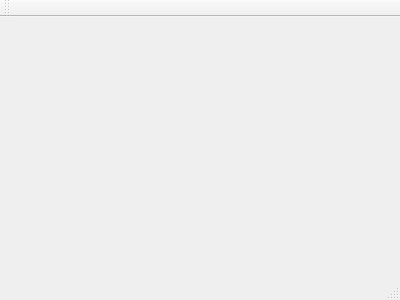
This is mainwindow.ui in scottellis/sample-qt as Qt 5 draws it before an edit. The edited form follows.
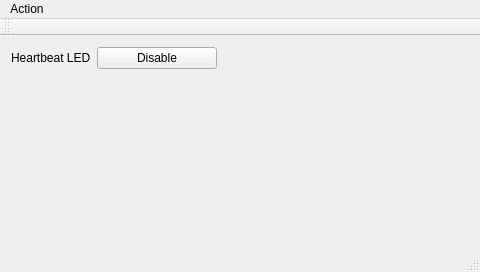
This is the edited form.

```diff
--- a/mainwindow.ui
+++ b/mainwindow.ui
@@ -1,24 +1,74 @@
 <ui version="4.0">
  <class>MainWindow</class>
- <widget class="QMainWindow" name="MainWindow" >
-  <property name="geometry" >
+ <widget class="QMainWindow" name="MainWindow">
+  <property name="geometry">
    <rect>
     <x>0</x>
     <y>0</y>
-    <width>400</width>
-    <height>300</height>
+    <width>480</width>
+    <height>272</height>
    </rect>
   </property>
   <property name="windowTitle" >
    <string>MainWindow</string>
   </property>
-  <widget class="QMenuBar" name="menuBar" />
-  <widget class="QToolBar" name="mainToolBar" />
-  <widget class="QWidget" name="centralWidget" />
-  <widget class="QStatusBar" name="statusBar" />
+  <widget class="QWidget" name="centralWidget">
+   <layout class="QFormLayout" name="formLayout">
+    <item row="0" column="0">
+     <widget class="QLabel" name="label">
+      <property name="text">
+       <string>Heartbeat LED</string>
+      </property>
+     </widget>
+    </item>
+    <item row="0" column="1">
+     <widget class="QPushButton" name="hbButton">
+      <property name="maximumSize">
+       <size>
+        <width>120</width>
+        <height>27</height>
+       </size>
+      </property>
+      <property name="text">
+       <string>Disable</string>
+      </property>
+     </widget>
+    </item>
+   </layout>
+  </widget>
+  <widget class="QMenuBar" name="menuBar">
+   <property name="geometry">
+    <rect>
+     <x>0</x>
+     <y>0</y>
+     <width>480</width>
+     <height>25</height>
+    </rect>
+   </property>
+   <widget class="QMenu" name="menuAction">
+    <property name="title">
+     <string>Action</string>
+    </property>
+    <addaction name="actionExit"/>
+   </widget>
+   <addaction name="menuAction"/>
+  </widget>
+  <widget class="QToolBar" name="mainToolBar">
+   <attribute name="toolBarArea">
+    <enum>TopToolBarArea</enum>
+   </attribute>
+   <attribute name="toolBarBreak">
+    <bool>false</bool>
+   </attribute>
+  </widget>
+  <widget class="QStatusBar" name="statusBar"/>
+  <action name="actionExit">
+   <property name="text">
+    <string>Exit</string>
+   </property>
+  </action>
  </widget>
- <layoutDefault spacing="6" margin="11" />
- <pixmapfunction></pixmapfunction>
+ <layoutdefault spacing="6" margin="11"/>
  <resources/>
  <connections/>
 </ui>
```
Left out of the diff: 3 changed lines with no effect on the pictures.
